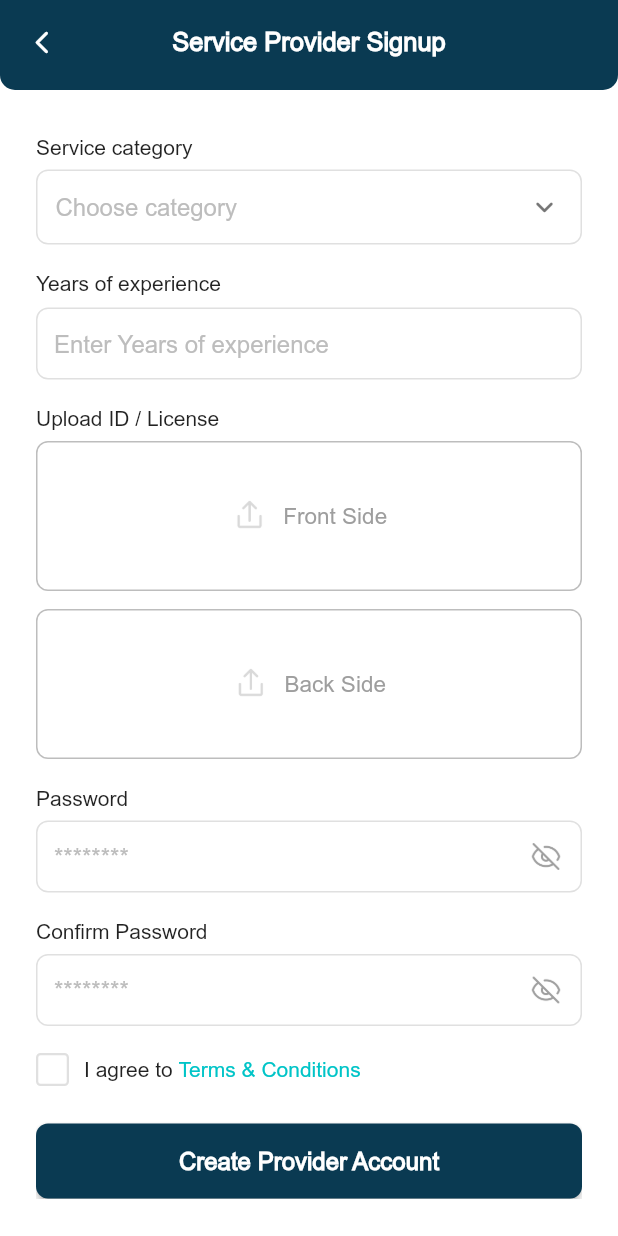
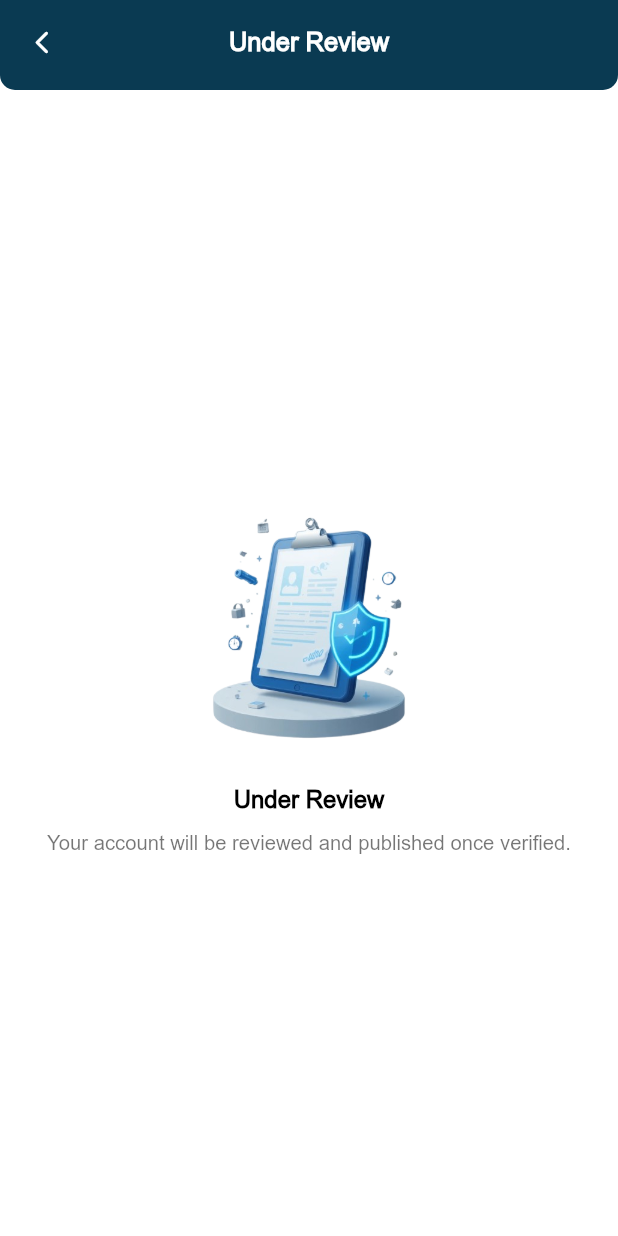
Before and after one commit to Ammara-Akbar/isma_ni, a Flutter app: the ServiceProviderSignupScreen screen opened directly, scrolled down 266 dp, after a tap on "Create Provider Account", on a phone screen of 412 x 824 dp. Run offline on Flutter 3.47's test engine with Material 3 defaults, Android fonts, the phone set to English and light mode, and no system bars; our stand-ins replace flutter_screenutil, shared_preferences; accounts and stored records are empty.

Commit message:
under review scren

```diff
--- a/isma_ni/lib/screens/auth_screens/customer_signup_screen.dart
+++ b/isma_ni/lib/screens/auth_screens/customer_signup_screen.dart
@@ -177,7 +177,7 @@ class _CustomerSignupScreenState extends State<CustomerSignupScreen> {
                             cursorColor: AppColors.primaryColor,
                             decoration: InputDecoration(
                               hintText:
-                                  translate("phone_hint") ?? "85255454",
+                                  translate("phone_hint") ,
                               hintStyle:
                                    TextStyle(color: Colors.grey.shade400),
                               border: InputBorder.none,
@@ -194,7 +194,7 @@ class _CustomerSignupScreenState extends State<CustomerSignupScreen> {
 
                   // 🔹 Password
                   Text(
-                    translate("password") ?? "Password",
+                    translate("password"),
                     style: const TextStyle(
                         fontSize: 14, fontWeight: FontWeight.w500),
                   ),
@@ -205,7 +205,7 @@ class _CustomerSignupScreenState extends State<CustomerSignupScreen> {
                     cursorColor: AppColors.primaryColor,
                     decoration: InputDecoration(
                       hintStyle: TextStyle(color: Colors.grey.shade400),
-                      hintText: translate("password_hint") ?? "********",
+                      hintText: translate("password_hint") ,
                       suffixIcon: IconButton(
                         icon: Image.asset(
                           _isPasswordVisible
@@ -242,7 +242,7 @@ class _CustomerSignupScreenState extends State<CustomerSignupScreen> {
 
                   // 🔹 Confirm Password
                   Text(
-                    translate("confirm_password") ?? "Confirm Password",
+                    translate("confirm_password") ,
                     style: const TextStyle(
                         fontSize: 14, fontWeight: FontWeight.w500),
                   ),
@@ -255,7 +255,7 @@ class _CustomerSignupScreenState extends State<CustomerSignupScreen> {
                       hintStyle: TextStyle(color: Colors.grey.shade400),
 
                       hintText:
-                          translate("confirm_password_hint") ?? "********",
+                          translate("confirm_password_hint") ,
                       suffixIcon: IconButton(
                         icon: Image.asset(
                           _isConfirmPasswordVisible
@@ -326,7 +326,7 @@ class _CustomerSignupScreenState extends State<CustomerSignupScreen> {
                       ),
                       const SizedBox(width: 10),
                       Text(
-                        translate("i_agree_to") ?? "I agree to ",
+                        translate("i_agree_to"),
                         style: const TextStyle(
                             fontSize: 14, color: Colors.black87),
                       ),
@@ -335,8 +335,8 @@ class _CustomerSignupScreenState extends State<CustomerSignupScreen> {
                           // TODO: Navigate to terms page
                         },
                         child: Text(
-                          translate("terms_conditions") ??
-                              "Terms & Conditions",
+                          translate("terms_conditions")
+                              ,
                           style: const TextStyle(
                             color: AppColors.cyanClr,
                             fontSize: 14,
@@ -364,7 +364,7 @@ class _CustomerSignupScreenState extends State<CustomerSignupScreen> {
                         // TODO: Add Signup logic
                       },
                       child: Text(
-                        translate("sign_up") ?? "Sign Up",
+                        translate("sign_up") ,
                         style: const TextStyle(
                           fontSize: 16,
                           fontWeight: FontWeight.w600,
--- a/isma_ni/lib/screens/auth_screens/service_provider_signup_screen.dart
+++ b/isma_ni/lib/screens/auth_screens/service_provider_signup_screen.dart
@@ -1,5 +1,6 @@
 import 'package:flutter/material.dart';
 import 'package:isma_ni/screens/auth_screens/choose_account_screen.dart';
+import 'package:isma_ni/screens/auth_screens/under_review_screen.dart';
 import 'package:isma_ni/utils/colors.dart';
 import 'package:isma_ni/language/app_localization.dart';
 
@@ -25,13 +26,32 @@ class _ServiceProviderSignupScreenState
   bool _agreeTerms = false;
   String? _selectedCategory;
 
-  final List<String> _categories = [
-    "Plumber",
-    "Electrician",
-    "Cleaner",
-    "Mechanic",
-    "Technician"
-  ];
+late List<String> _categories;
+
+@override
+void didChangeDependencies() {
+  super.didChangeDependencies();
+  final translate = AppLocalizations.of(context)!.translate;
+  final locale = Localizations.localeOf(context).languageCode;
+
+  if (locale == 'ar') {
+    _categories = [
+      translate("plumber") ,
+      translate("electrician") ?? "كهربائي",
+      translate("cleaner") ?? "عامل نظافة",
+      translate("mechanic") ?? "ميكانيكي",
+      translate("technician") ?? "فني",
+    ];
+  } else {
+    _categories = [
+      translate("plumber") ?? "Plumber",
+      translate("electrician") ?? "Electrician",
+      translate("cleaner") ?? "Cleaner",
+      translate("mechanic") ?? "Mechanic",
+      translate("technician") ?? "Technician",
+    ];
+  }
+}
 
   @override
   Widget build(BuildContext context) {
@@ -93,45 +113,45 @@ class _ServiceProviderSignupScreenState
               child: Column(
                 crossAxisAlignment: CrossAxisAlignment.start,
                 children: [
-                  _label(translate("full_name") ?? "Full Name"),
+                  _label(translate("full_name")),
                   _inputField(_fullNameController,
-                      hint: translate("full_name_hint") ?? "Imran Ali"),
+                      hint: translate("full_name_hint") ),
                   const SizedBox(height: 18),
 
-                  _label(translate("email") ?? "Email"),
+                  _label(translate("email") ),
                   _inputField(_emailController,
-                      hint: translate("email_hint") ?? "ia77663@gmail.com",
+                      hint: translate("email_hint") ,
                       keyboard: TextInputType.emailAddress),
                   const SizedBox(height: 18),
 
-                  _label(translate("phone_number") ?? "Phone Number"),
+                  _label(translate("phone_number")),
                     SizedBox(height:
                   7,),
                   _phoneField(),
                   const SizedBox(height: 18),
 
-                  _label(translate("service_category") ?? "Service category"),
+                  _label(translate("service_category")),
                   SizedBox(height:
                   7,),
                   _dropdown(),
                   const SizedBox(height: 18),
 
-                  _label(translate("years_experience") ?? "Years of experience"),
+                  _label(translate("years_experience") ),
                   _inputField(_yearsController,
-                      hint: translate("enter_years_experience") ??
-                          "Enter Years of experience",
+                      hint: translate("enter_years_experience") ,
+
                       keyboard: TextInputType.number),
                   const SizedBox(height: 18),
 
-                  _label(translate("upload_id") ?? "Upload ID / License"),
+                  _label(translate("upload_id") ),
                     SizedBox(height:
                   7,),
-                  _uploadBox(translate("front_side") ?? "Front Side"),
+                  _uploadBox(translate("front_side") ),
                   const SizedBox(height: 12),
-                  _uploadBox(translate("back_side") ?? "Back Side"),
+                  _uploadBox(translate("back_side") ),
                   const SizedBox(height: 18),
 
-                  _label(translate("password") ?? "Password"),
+                  _label(translate("password") ),
                     SizedBox(height:
                   7,),
                   _passwordField(
@@ -205,10 +225,15 @@ class _ServiceProviderSignupScreenState
                         shape: RoundedRectangleBorder(
                             borderRadius: BorderRadius.circular(8)),
                       ),
-                      onPressed: () {},
+                      onPressed: () {
+                         Navigator.pushReplacement(
+                        context,
+                        MaterialPageRoute(builder: (_) => UnderReviewScreen()),
+                      );
+                      },
                       child: Text(
-                        translate("create_provider_account") ??
-                            "Create Provider Account",
+                        translate("create_provider_account")
+                           ,
                         style: const TextStyle(
                           fontSize: 16,
                           fontWeight: FontWeight.w600,
@@ -288,7 +313,10 @@ class _ServiceProviderSignupScreenState
         ),
       );
 
-  Widget _dropdown() => Container(
+  Widget _dropdown() {
+     final translate = AppLocalizations.of(context)!.translate;
+    return
+    Container(
         padding: const EdgeInsets.symmetric(horizontal: 12),
         decoration: BoxDecoration(
           borderRadius: BorderRadius.circular(8),
@@ -297,8 +325,10 @@ class _ServiceProviderSignupScreenState
         child: DropdownButtonHideUnderline(
           child: DropdownButton<String>(
             value: _selectedCategory,
-            hint:  Text("Choose category",
-                style: TextStyle(color: Colors.grey.shade400)),
+            hint: Text(
+          translate("choose_category"),
+          style: TextStyle(color: Colors.grey.shade400),
+        ),
             isExpanded: true,
             icon: const Icon(Icons.keyboard_arrow_down_rounded,
                 color: Colors.black54),
@@ -308,7 +338,7 @@ class _ServiceProviderSignupScreenState
             onChanged: (val) => setState(() => _selectedCategory = val),
           ),
         ),
-      );
+  );}
 
   Widget _uploadBox(String label) => Container(
         height: 100,
--- /dev/null
+++ b/isma_ni/lib/screens/auth_screens/under_review_screen.dart
@@ -0,0 +1,88 @@
+import 'package:flutter/material.dart';
+import 'package:isma_ni/utils/colors.dart';
+import 'package:isma_ni/language/app_localization.dart';
+
+class UnderReviewScreen extends StatelessWidget {
+  const UnderReviewScreen({super.key});
+
+  @override
+  Widget build(BuildContext context) {
+    final translate = AppLocalizations.of(context)!.translate;
+    final isArabic = Localizations.localeOf(context).languageCode == 'ar';
+
+    return Directionality(
+      textDirection: isArabic ? TextDirection.rtl : TextDirection.ltr,
+      child: Scaffold(
+        backgroundColor: Colors.white,
+        appBar: PreferredSize(
+          preferredSize: const Size.fromHeight(60),
+          child: ClipRRect(
+            borderRadius: const BorderRadius.only(
+              bottomLeft: Radius.circular(10),
+              bottomRight: Radius.circular(10),
+            ),
+            child: AppBar(
+              backgroundColor: AppColors.primaryColor,
+              elevation: 0,
+              centerTitle: true,
+              title: Text(
+                translate("under_review"),
+                style: const TextStyle(
+                  color: Colors.white,
+                  fontSize: 17,
+                  fontWeight: FontWeight.w600,
+                ),
+              ),
+              leading: IconButton(
+                icon: const Icon(
+                  Icons.arrow_back_ios_new_rounded,
+                  color: Colors.white,
+                  size: 18,
+                ),
+                onPressed: () {
+                  Navigator.pop(context);
+                },
+              ),
+            ),
+          ),
+        ),
+        body: Center(
+          child: Padding(
+            padding: const EdgeInsets.symmetric(
+              horizontal: 30,
+            ),
+            child: Column(
+              mainAxisAlignment: MainAxisAlignment.center,
+              children: [
+                Image.asset(
+                  "assets/images/underREview.png",
+                  width: 200,
+                  height: 200,
+                ),
+                const SizedBox(height: 10),
+                Text(
+                  translate("under_review"),
+                  style: const TextStyle(
+                    fontSize: 16,
+                    fontWeight: FontWeight.w700,
+                    color: Colors.black,
+                  ),
+                ),
+                const SizedBox(height: 10),
+                Text(
+                  translate("review_message"),
+                  textAlign: TextAlign.center,
+                  style: const TextStyle(
+                    fontSize: 13.5,
+                    color: Colors.black54,
+                    height: 1.4,
+                  ),
+                ),
+              ],
+            ),
+          ),
+        ),
+      ),
+    );
+  }
+}
```
Also changed, not shown: isma_ni/assets/language/ar.json (+8 -1 lines), isma_ni/assets/language/en.json (+8 -1 lines), isma_ni/assets/images/underREview.png (added).
